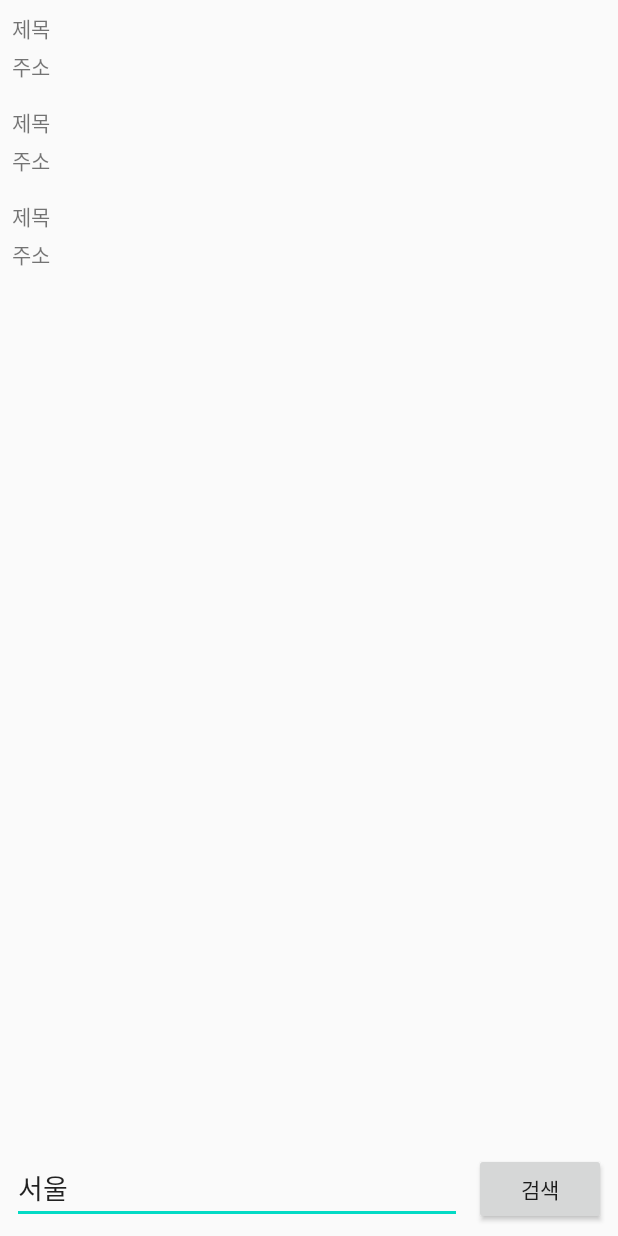
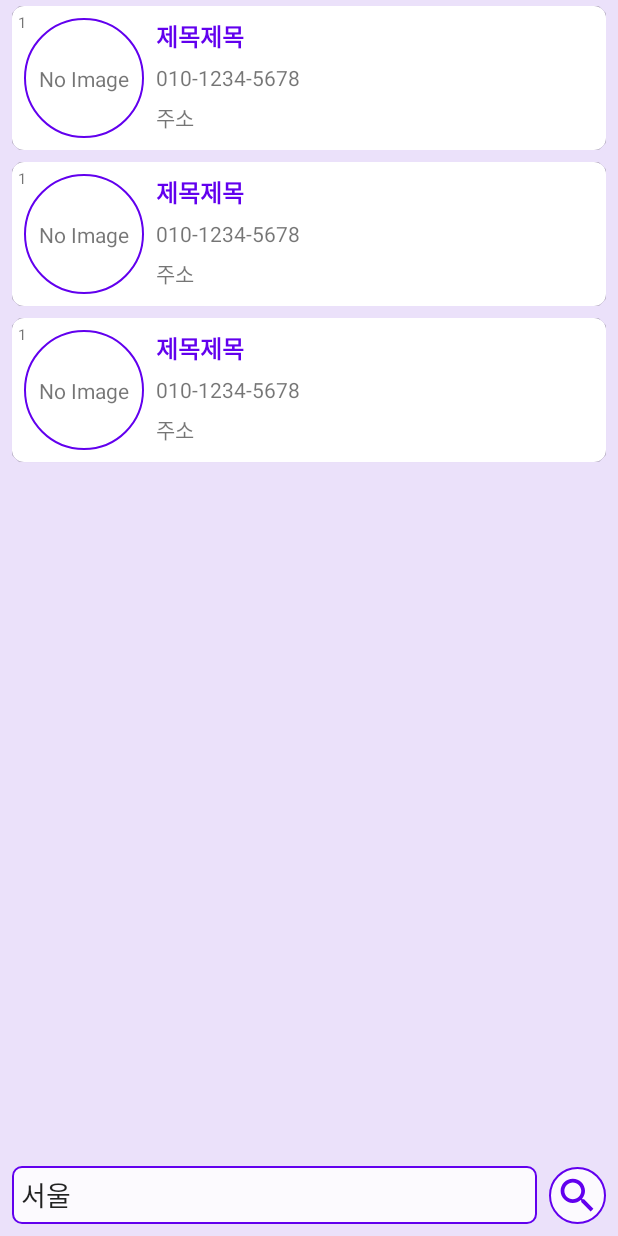
Before and after one commit to rstudio20280/today, an Android app: the layout fragment_search.xml on its own in the app's theme, with its tools: preview values and no code run, on a phone screen of 412 x 824 dp. Run offline under Robolectric (Android 15) with nearby library versions, the phone set to English and light mode, and no system bars.

Commit message:
검색탭 기능 및 디자인 수정 - 검색 결과가 1개인 경우 반영 안되는 문제 수정 - 디자인 수정 - 검색 결과에서 전화번호 추가로 보이게 수정 (있을때만)

```diff
--- a/app/build.gradle
+++ b/app/build.gradle
@@ -76,4 +76,9 @@ dependencies {
     def activity_version = "1.2.3"
     implementation "androidx.activity:activity-ktx:$activity_version"
 
+    //글라이드
+    kapt 'com.github.bumptech.glide:compiler:4.12.0'
+    implementation 'com.github.bumptech.glide:glide:4.12.0'
+    annotationProcessor 'com.github.bumptech.glide:compiler:4.12.0'
+
 }
--- a/app/src/main/AndroidManifest.xml
+++ b/app/src/main/AndroidManifest.xml
@@ -8,6 +8,7 @@
     <uses-permission android:name="android.permission.ACCESS_FINE_LOCATION"/>
 
     <application
+        android:name=".global.GlobalApplication"
         android:allowBackup="true"
         android:icon="@mipmap/ic_launcher"
         android:label="@string/app_name"
--- /dev/null
+++ b/app/src/main/java/com/study/today/common/SquareImageView.kt
@@ -0,0 +1,35 @@
+package com.study.today.common
+
+import android.content.Context
+import android.util.AttributeSet
+
+class SquareImageView : androidx.appcompat.widget.AppCompatImageView {
+    constructor(context: Context?) : super(context!!)
+    constructor(context: Context?, attrs: AttributeSet?) : super(
+        context!!,
+        attrs
+    )
+
+    constructor(
+        context: Context?,
+        attrs: AttributeSet?,
+        defStyleAttr: Int
+    ) : super(context!!, attrs, defStyleAttr)
+
+    private var measureListener : OnMeasureListener? = null
+    fun setOnMeasureListener(measureListener: OnMeasureListener?){
+        this.measureListener = measureListener
+    }
+
+
+    override fun onMeasure(widthMeasureSpec: Int, heightMeasureSpec: Int) {
+        super.onMeasure(widthMeasureSpec, heightMeasureSpec)
+        val measured = measuredWidth
+        setMeasuredDimension(measured, measured)
+        measureListener?.measured(measured, measured)
+    }
+
+    interface OnMeasureListener{
+        fun measured(width:Int, height:Int)
+    }
+}
--- /dev/null
+++ b/app/src/main/res/drawable/bg_circle_border.xml
@@ -0,0 +1,11 @@
+<?xml version="1.0" encoding="utf-8"?>
+<shape xmlns:android="http://schemas.android.com/apk/res/android"
+    android:padding="10dp"
+    android:shape="oval" >
+
+    <stroke
+        android:width="1.5dp"
+        android:color="@color/colorPrimary"
+        />
+
+</shape>
--- /dev/null
+++ b/app/src/main/res/drawable/bg_circle_border_white_back.xml
@@ -0,0 +1,14 @@
+<?xml version="1.0" encoding="utf-8"?>
+<shape xmlns:android="http://schemas.android.com/apk/res/android"
+    android:padding="10dp"
+    android:shape="oval" >
+
+    <solid
+        android:color="#D9FFFFFF"/>
+
+    <stroke
+        android:width="1.5dp"
+        android:color="@color/colorPrimary"
+        />
+
+</shape>
--- /dev/null
+++ b/app/src/main/res/drawable/bg_round_corner_border.xml
@@ -0,0 +1,15 @@
+<?xml version="1.0" encoding="utf-8"?>
+<shape xmlns:android="http://schemas.android.com/apk/res/android"
+    android:padding="10dp"
+    android:shape="rectangle" >
+
+    <solid
+        android:color="#D9FFFFFF"/>
+
+    <stroke
+        android:width="1.5dp"
+        android:color="@color/colorPrimary"
+        />
+    <corners
+        android:radius="6dp"/>
+</shape>
--- /dev/null
+++ b/app/src/main/res/drawable/ic_search_24.xml
@@ -0,0 +1,10 @@
+<vector xmlns:android="http://schemas.android.com/apk/res/android"
+    android:width="24dp"
+    android:height="24dp"
+    android:viewportWidth="24"
+    android:viewportHeight="24"
+    android:tint="?attr/colorControlNormal">
+  <path
+      android:fillColor="@android:color/white"
+      android:pathData="M15.5,14h-0.79l-0.28,-0.27C15.41,12.59 16,11.11 16,9.5 16,5.91 13.09,3 9.5,3S3,5.91 3,9.5 5.91,16 9.5,16c1.61,0 3.09,-0.59 4.23,-1.57l0.27,0.28v0.79l5,4.99L20.49,19l-4.99,-5zM9.5,14C7.01,14 5,11.99 5,9.5S7.01,5 9.5,5 14,7.01 14,9.5 11.99,14 9.5,14z"/>
+</vector>
--- a/app/src/main/res/layout/fragment_search.xml
+++ b/app/src/main/res/layout/fragment_search.xml
@@ -6,32 +6,21 @@
     <androidx.constraintlayout.widget.ConstraintLayout
         android:id="@+id/main"
         android:layout_width="match_parent"
-        android:layout_height="match_parent">
+        android:layout_height="match_parent"
+        android:background="@color/colorPrimaryBackground">
 
-
-        <EditText
-            android:id="@+id/word"
-            android:layout_width="0dp"
-            android:layout_height="wrap_content"
-            android:layout_marginStart="8dp"
-            android:layout_marginEnd="8dp"
-            android:layout_marginBottom="8dp"
-            android:text="서울"
+        <androidx.recyclerview.widget.RecyclerView
+            android:id="@+id/recyclerView"
+            android:layout_width="match_parent"
+            android:layout_height="match_parent"
+            android:clipToPadding="false"
+            android:paddingBottom="48dp"
+            app:layoutManager="androidx.recyclerview.widget.LinearLayoutManager"
             app:layout_constraintBottom_toBottomOf="parent"
-            app:layout_constraintEnd_toStartOf="@+id/search"
-            app:layout_constraintStart_toStartOf="parent" />
-
-        <Button
-            android:id="@+id/search"
-            android:layout_width="wrap_content"
-            android:layout_height="wrap_content"
-            android:layout_marginEnd="8dp"
-            android:layout_marginRight="8dp"
-            android:text="검색"
-            app:layout_constraintBottom_toBottomOf="@+id/word"
             app:layout_constraintEnd_toEndOf="parent"
-            app:layout_constraintTop_toTopOf="@+id/word" />
-
+            app:layout_constraintStart_toStartOf="parent"
+            app:layout_constraintTop_toTopOf="parent"
+            tools:listitem="@layout/item_tour" />
 
         <ProgressBar
             android:id="@+id/progress"
@@ -43,17 +32,42 @@
             app:layout_constraintStart_toStartOf="@+id/recyclerView"
             app:layout_constraintTop_toTopOf="@+id/recyclerView" />
 
+        <EditText
+            android:id="@+id/word"
+            android:layout_width="0dp"
+            android:layout_height="wrap_content"
+            android:layout_marginStart="8dp"
+            android:layout_marginEnd="8dp"
+            android:layout_marginBottom="8dp"
+            android:background="@drawable/bg_round_corner_border"
+            android:elevation="2dp"
+            android:imeOptions="actionSearch"
+            android:inputType="text"
+            android:padding="6dp"
+            android:text="서울"
+            app:layout_constraintBottom_toBottomOf="parent"
+            app:layout_constraintEnd_toStartOf="@+id/search"
+            app:layout_constraintStart_toStartOf="parent" />
 
-        <androidx.recyclerview.widget.RecyclerView
-            android:id="@+id/recyclerView"
-            android:layout_width="match_parent"
-            android:layout_height="0dp"
-            app:layoutManager="androidx.recyclerview.widget.LinearLayoutManager"
-            app:layout_constraintBottom_toTopOf="@+id/word"
+        <FrameLayout
+            android:id="@+id/search"
+            android:layout_width="38dp"
+            android:layout_height="38dp"
+            android:layout_marginEnd="8dp"
+            android:background="@drawable/bg_circle_border_white_back"
+            android:elevation="2dp"
+            app:layout_constraintBottom_toBottomOf="@+id/word"
             app:layout_constraintEnd_toEndOf="parent"
-            app:layout_constraintStart_toStartOf="parent"
-            app:layout_constraintTop_toTopOf="parent"
-            tools:listitem="@layout/item_tour" />
+            app:layout_constraintTop_toTopOf="@+id/word">
+
+            <ImageView
+                android:layout_width="match_parent"
+                android:layout_height="match_parent"
+                android:background="?selectableItemBackgroundBorderless"
+                android:padding="4dp"
+                android:src="@drawable/ic_search_24"
+                app:tint="@color/colorPrimary" />
+        </FrameLayout>
 
 
     </androidx.constraintlayout.widget.ConstraintLayout>
--- a/app/src/main/res/layout/item_tour.xml
+++ b/app/src/main/res/layout/item_tour.xml
@@ -1,39 +1,119 @@
 <?xml version="1.0" encoding="utf-8"?>
 <layout xmlns:android="http://schemas.android.com/apk/res/android"
+    xmlns:app="http://schemas.android.com/apk/res-auto"
     xmlns:tools="http://schemas.android.com/tools">
 
     <data>
+
+        <import type="android.view.View" />
+
+        <import type="android.text.TextUtils" />
+
         <variable
             name="tour"
             type="com.study.today.model.Tour" />
+
         <variable
             name="position"
             type="String" />
     </data>
 
-    <LinearLayout
+    <androidx.cardview.widget.CardView
+        android:layout_width="match_parent"
+        android:layout_height="wrap_content"
+        android:layout_marginHorizontal="8dp"
+        android:layout_marginVertical="4dp"
+        app:cardElevation="0.2dp"
+        app:cardCornerRadius="8dp">
+
+        <androidx.constraintlayout.widget.ConstraintLayout
             android:layout_width="match_parent"
             android:layout_height="wrap_content"
             android:background="?attr/selectableItemBackground"
             android:clickable="true"
             android:focusable="true"
-        android:orientation="vertical"
-        android:padding="8dp">
+            android:orientation="vertical">
+
+            <TextView
+                android:layout_width="wrap_content"
+                android:layout_height="wrap_content"
+                android:text="@{position}"
+                android:textSize="10sp"
+                app:layout_constraintStart_toStartOf="parent"
+                app:layout_constraintTop_toTopOf="parent"
+                android:layout_margin="4dp"
+                tools:text="1" />
+
 
             <TextView
                 android:id="@+id/title"
-            android:layout_width="wrap_content"
+                android:layout_width="0dp"
                 android:layout_height="wrap_content"
-            android:layout_marginBottom="4dp"
-            android:text="@{position + tour.title}"
-            tools:text="제목" />
+                android:layout_marginStart="8dp"
+                android:layout_marginTop="8dp"
+                android:text="@{tour.title}"
+                android:textColor="@color/colorPrimary"
+                android:textSize="16sp"
+                android:textStyle="bold"
+                app:layout_constraintEnd_toEndOf="parent"
+                app:layout_constraintStart_toEndOf="@+id/imageView"
+                app:layout_constraintTop_toTopOf="parent"
+                tools:text="제목제목" />
 
             <TextView
                 android:id="@+id/address"
+                android:layout_width="0dp"
+                android:layout_height="wrap_content"
+                android:layout_marginTop="6dp"
+                android:layout_marginBottom="8dp"
+                android:singleLine="true"
+                android:text="@{tour.address}"
+                app:layout_constraintBottom_toBottomOf="parent"
+                app:layout_constraintEnd_toEndOf="parent"
+                app:layout_constraintStart_toStartOf="@+id/title"
+                app:layout_constraintTop_toBottomOf="@+id/tel"
+                app:layout_constraintVertical_bias="0.0"
+                tools:text="주소" />
+
+
+            <TextView
                 android:layout_width="wrap_content"
                 android:layout_height="wrap_content"
-            android:text="@{tour.address}"
-            tools:text="주소" />
+                android:layout_margin="8dp"
+                android:padding="1dp"
+                android:text="No Image"
+                app:layout_constraintBottom_toBottomOf="@+id/imageView"
+                app:layout_constraintEnd_toEndOf="@+id/imageView"
+                app:layout_constraintStart_toStartOf="@+id/imageView"
+                app:layout_constraintTop_toTopOf="@+id/imageView" />
 
-    </LinearLayout>
+            <com.study.today.common.SquareImageView
+                android:id="@+id/imageView"
+                android:layout_width="80dp"
+                android:layout_height="wrap_content"
+                android:layout_margin="8dp"
+                android:background="@drawable/bg_circle_border"
+                android:padding="1.3dp"
+                app:layout_constraintBottom_toBottomOf="parent"
+                app:layout_constraintStart_toStartOf="parent"
+                app:layout_constraintTop_toTopOf="parent"/>
+
+
+            <TextView
+                android:id="@+id/tel"
+                android:layout_width="wrap_content"
+                android:layout_height="wrap_content"
+                android:layout_marginTop="6dp"
+                android:text="@{tour.tel}"
+                android:visibility="@{TextUtils.isEmpty(tour.tel) ? View.GONE : View.VISIBLE}"
+                app:layout_constraintEnd_toEndOf="parent"
+                app:layout_constraintHorizontal_bias="0.0"
+                app:layout_constraintStart_toStartOf="@+id/title"
+                app:layout_constraintTop_toBottomOf="@+id/title"
+                tools:text="010-1234-5678" />
+
+        </androidx.constraintlayout.widget.ConstraintLayout>
+
+    </androidx.cardview.widget.CardView>
+
 </layout>
--- a/app/src/main/res/values/colors.xml
+++ b/app/src/main/res/values/colors.xml
@@ -4,6 +4,8 @@
     <color name="colorPrimaryDark">#3700B3</color>
     <color name="colorAccent">#03DAC5</color>
 
+    <color name="colorPrimaryBackground">#1A6200EE</color>
+
     <color name="colorTextPrimary">#ffffff</color>
     <color name="colorTextSecondary">#A3FFFFFF</color>
     <color name="colorBadge">#f4d415</color>
--- a/app/src/main/res/values/strings.xml
+++ b/app/src/main/res/values/strings.xml
@@ -13,4 +13,6 @@
 
     <string name="BASE_URL">https://dapi.kakao.com/</string>
     <string name="API_KEY">KakaoAK e28c4f4af1116c02917bf3d6193a93b8</string>
+    <string name="error_load_tour">관광정보 로딩 실패!</string>
+    <string name="msg_no_result">검색 결과가 없습니다.</string>
 </resources>
```
Also changed, not shown: app/src/main/java/com/study/today/feature/main/search/SearchFragment.kt (+14 -0 lines), app/src/main/java/com/study/today/feature/main/search/SearchViewModel.kt (+18 -3 lines), app/src/main/java/com/study/today/feature/main/search/TourListAdapter.kt (+7 -0 lines), app/src/main/res/drawable/bg_no_image.xml (added, +15 -0 lines), app/src/main/res/drawable/ic_broken_image_24.xml (added, +10 -0 lines), app/src/main/res/drawable/ic_waiting.xml (added, +16 -0 lines). Lines whose indentation alone changed are shown as unchanged.
